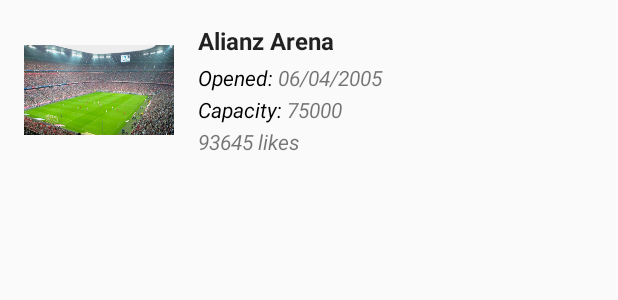
After one commit to luisfernandezbr/recyclerview-swipe-to-delete, an Android app: the layout item_stadium_list.xml on its own in the app's theme, with its tools: preview values and no code run, on a phone screen of 412 x 824 dp. The commit adds this screen. Shown: the top 300 px of the screen. Run offline under Robolectric (Android 15) with nearby library versions, the phone set to English and light mode, and no system bars.

Commit message:
Adding solution to put RecyclerView to work with mocked data

```diff
--- /dev/null
+++ b/app/src/main/res/layout/item_stadium_list.xml
@@ -0,0 +1,97 @@
+<?xml version="1.0" encoding="utf-8"?>
+<RelativeLayout xmlns:android="http://schemas.android.com/apk/res/android"
+                xmlns:tools="http://schemas.android.com/tools"
+                android:layout_width="match_parent"
+                android:layout_height="wrap_content"
+                android:paddingBottom="@dimen/activity_vertical_margin"
+                android:paddingLeft="@dimen/activity_horizontal_margin"
+                android:paddingRight="@dimen/activity_horizontal_margin"
+                android:paddingTop="@dimen/activity_vertical_margin">
+
+    <ImageView
+        android:id="@+id/imageIcon"
+        android:layout_width="100dp"
+        android:layout_height="60dp"
+        android:layout_centerVertical="true"
+        android:layout_marginRight="@dimen/activity_vertical_margin"
+        android:background="@drawable/placeholder"
+        android:scaleType="centerCrop"
+        tools:background="@drawable/temp_stadium_photo"/>
+
+    <LinearLayout
+        android:layout_width="match_parent"
+        android:layout_height="wrap_content"
+        android:layout_alignTop="@id/imageIcon"
+        android:layout_toEndOf="@id/imageIcon"
+        android:layout_toRightOf="@id/imageIcon"
+        android:orientation="vertical">
+
+        <TextView
+            android:id="@+id/textName"
+            android:layout_width="match_parent"
+            android:layout_height="wrap_content"
+            android:text="Medium Text"
+            android:textAppearance="?android:attr/textAppearanceListItem"
+            android:textStyle="bold"
+            android:layout_marginBottom="4dp"
+            tools:text="Alianz Arena"/>
+
+        <LinearLayout
+            android:layout_width="match_parent"
+            android:layout_height="wrap_content"
+            android:layout_marginBottom="2dp"
+            android:orientation="horizontal">
+
+            <TextView
+                android:layout_width="wrap_content"
+                android:layout_height="wrap_content"
+                android:text="Opened: "
+                android:textColor="#000"
+                android:textStyle="italic"/>
+
+            <TextView
+                android:id="@+id/textFoundationDate"
+                android:layout_width="match_parent"
+                android:layout_height="wrap_content"
+                android:text="Medium Text"
+                android:textAppearance="?android:attr/textAppearanceSmall"
+                android:textStyle="italic"
+                tools:text="06/04/2005"/>
+
+        </LinearLayout>
+
+        <LinearLayout
+            android:layout_width="match_parent"
+            android:layout_height="wrap_content"
+            android:layout_marginBottom="2dp"
+            android:orientation="horizontal">
+
+            <TextView
+                android:layout_width="wrap_content"
+                android:layout_height="wrap_content"
+                android:text="Capacity: "
+                android:textColor="#000"
+                android:textStyle="italic"/>
+
+            <TextView
+                android:id="@+id/textCapacity"
+                android:layout_width="match_parent"
+                android:layout_height="wrap_content"
+                android:text="Medium Text"
+                android:textAppearance="?android:attr/textAppearanceSmall"
+                android:textStyle="italic"
+                tools:text="75000"/>
+
+        </LinearLayout>
+
+        <TextView
+            android:id="@+id/textLikes"
+            android:layout_width="match_parent"
+            android:layout_height="wrap_content"
+            android:text="Medium Text"
+            android:textAppearance="?android:attr/textAppearanceSmall"
+            android:textStyle="italic"
+            tools:text="93645 likes"/>
+    </LinearLayout>
+
+</RelativeLayout>
--- /dev/null
+++ b/app/src/main/res/values/dimens.xml
@@ -0,0 +1,5 @@
+<resources>
+    <!-- Default screen margins, per the Android Design guidelines. -->
+    <dimen name="activity_horizontal_margin">16dp</dimen>
+    <dimen name="activity_vertical_margin">16dp</dimen>
+</resources>
--- a/app/src/main/res/values/strings.xml
+++ b/app/src/main/res/values/strings.xml
@@ -1,3 +1,9 @@
 <resources>
     <string name="app_name">recyclerview-swipe-to-delete</string>
+
+    <plurals name="text_like_plural">
+        <item quantity="zero">No like</item>
+        <item quantity="one">%d like</item>
+        <item quantity="other">%d likes</item>
+    </plurals>
 </resources>
```
Also changed, not shown: app/src/main/java/br/com/luisfernandez/recyclerview/std/MainActivity.java (+20 -0 lines), app/src/main/java/br/com/luisfernandez/recyclerview/std/adapter/StadiumAdapter.java (added, +84 -0 lines), app/src/main/java/br/com/luisfernandez/recyclerview/std/pojo/Stadium.java (added, +64 -0 lines), app/src/main/java/br/com/luisfernandez/recyclerview/std/service/MockService.java (added, +67 -0 lines), app/src/main/res/layout/activity_main.xml (+4 -11 lines), app/src/main/res/raw/stadium_list.json (added, +58 -0 lines), app/src/main/res/drawable-xhdpi/placeholder.png (added), app/src/main/res/drawable-xhdpi/temp_stadium_photo.jpg (added).
